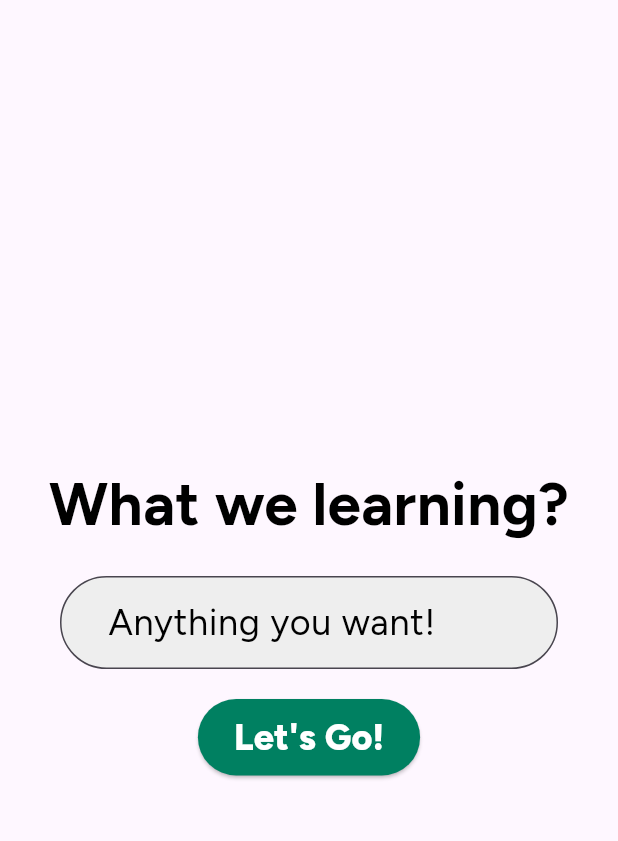
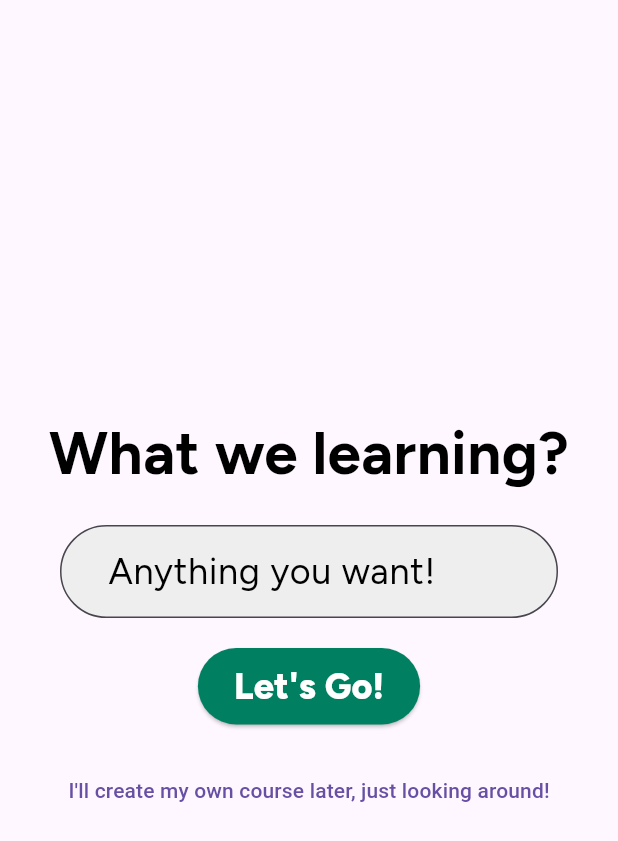
Before and after one commit to mithilp/learndeck, a Flutter app: the UsernameScreen screen opened directly with empty values, after a tap on "Let's Go!", on a phone screen of 412 x 824 dp. Shown: the top 841 px of the screen. Run offline on Flutter 3.47's test engine with Material 3 defaults, Android fonts, the phone set to English and light mode, and no system bars; our stand-ins replace flutter_dotenv, google_fonts; missing offline and left inert: auth0_flutter, auth0_flutter_platform_interface, mongo_dart.

Commit message:
Finish Title Page and Setting User to Completed

```diff
--- a/lib/screens/course_gen/title.dart
+++ b/lib/screens/course_gen/title.dart
@@ -1,37 +1,54 @@
 import 'package:flutter/material.dart';
 import 'package:google_fonts/google_fonts.dart';
 import 'package:sample/screens/course_gen/units.dart';
+import 'package:sample/screens/home.dart';
 import 'package:sample/utils/course_generator.dart';
 import 'package:sample/utils/models/user.dart';
 
 class TitleScreen extends StatelessWidget {
+  final User user;
+  final bool firstTime;
 
-  final User user;
-
-  TitleScreen({super.key, required User user, required bool firstTime});
-
-
+  TitleScreen({super.key, required this.user, required this.firstTime});
 
   TextEditingController _textController = TextEditingController();
 
   @override
   Widget build(BuildContext context) {
-
-
-
     return Scaffold(
+      floatingActionButtonLocation: FloatingActionButtonLocation.endTop,
+      floatingActionButton: firstTime
+          ? SizedBox()
+          : Padding(
+              padding: const EdgeInsets.only(top: 10.0, right: 10.0),
+              child: FloatingActionButton(
+                onPressed: () {
+                  Navigator.push(
+                    context,
+                    MaterialPageRoute(
+                        builder: (context) => Home(user: this.user)),
+                  );
+                },
+                elevation: 0.0,
+                child: Icon(Icons.close, size: 40.0),
+                backgroundColor: Colors.white,
+              ),
+            ),
       body: Center(
         child: Column(
           mainAxisAlignment: MainAxisAlignment.center,
           children: [
-            Text("What we learning?",
+            Text(
+              "What we learning?",
               style: GoogleFonts.figtree(
                 fontSize: 40,
                 fontWeight: FontWeight.bold,
                 color: Colors.black,
               ),
             ),
-            SizedBox(height: 20,),
+            SizedBox(
+              height: 20,
+            ),
             Padding(
                 padding: const EdgeInsets.symmetric(horizontal: 40.0),
                 child: TextField(
@@ -46,28 +63,33 @@ class TitleScreen extends StatelessWidget {
                     filled: true,
                     fillColor: Colors.grey[200],
                     border: OutlineInputBorder(
-                      borderRadius: BorderRadius.circular(100.0), // Adjust the radius as needed
+                      borderRadius: BorderRadius.circular(
+                          100.0), // Adjust the radius as needed
                     ),
-                    contentPadding: EdgeInsets.symmetric(horizontal: 28.0, vertical: 16.0),
+                    contentPadding:
+                        EdgeInsets.symmetric(horizontal: 28.0, vertical: 16.0),
                   ),
                   style: GoogleFonts.figtree(fontSize: 20.0),
-                )
+                )),
+            SizedBox(
+              height: 20,
             ),
-            SizedBox(height: 20,),
             ElevatedButton(
-              onPressed:  () async {
+              onPressed: () async {
                 // create units page
-                var course = CourseGenerator.generate("Biology of Cancer", this.user.username);
+                var course = CourseGenerator.generate(
+                    "Biology of Cancer", this.user.username);
 
                 Navigator.push(
                   context,
-                  MaterialPageRoute(builder: (context) => UnitsPage(course: course)),
+                  MaterialPageRoute(
+                      builder: (context) => UnitsPage(course: course)),
                 );
               },
               style: ElevatedButton.styleFrom(
                 backgroundColor: (const Color(0xff008061)),
                 padding:
-                const EdgeInsets.symmetric(horizontal: 24, vertical: 16),
+                    const EdgeInsets.symmetric(horizontal: 24, vertical: 16),
               ),
               child: Text("Let's Go!",
                   style: GoogleFonts.figtree(
@@ -76,10 +98,22 @@ class TitleScreen extends StatelessWidget {
                     height: 0.8,
                     fontWeight: FontWeight.w800,
                   )),
-            )
-
+            ),
+            SizedBox(
+              height: 20,
+            ),
+            firstTime
+                ? TextButton(
+                    onPressed: () {
+                      Navigator.push(
+                          context,
+                          MaterialPageRoute(
+                              builder: (context) => Home(user: this.user)));
+                    },
+                    child: Text(
+                        "I'll create my own course later, just looking around!"))
+                : SizedBox(),
           ],
-
         ),
       ),
     );
```
Also changed, not shown: lib/utils/mongodb.dart (+11 -0 lines).
